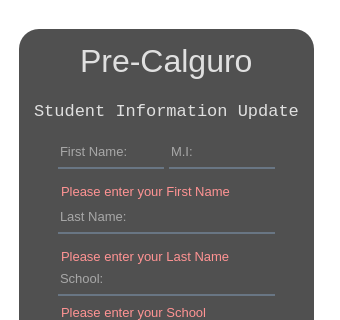
This is data/updateInfo.ui in pat-gallardo/PreCalGuro as Qt 5 draws it before an edit; both pictures show x 0 to 340 and y 0 to 320 of the 340 by 484 pixel window. The edited form follows.
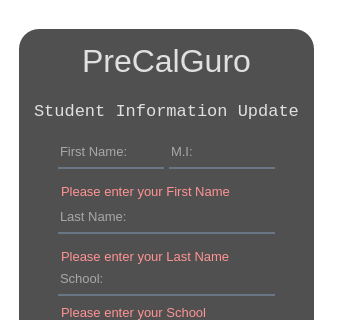
This is the edited form. The open tabs and pages were chosen to show the change. Icons and pictures are not drawn.

```diff
--- a/data/updateInfo.ui
+++ b/data/updateInfo.ui
@@ -161,7 +161,7 @@
                     </font>
                    </property>
                    <property name="text">
-                    <string>Pre-Calguro</string>
+                    <string>PreCalGuro</string>
                    </property>
                   </widget>
                  </item>
```
Left out of the diff: 4 changed lines with no effect on the pictures.
